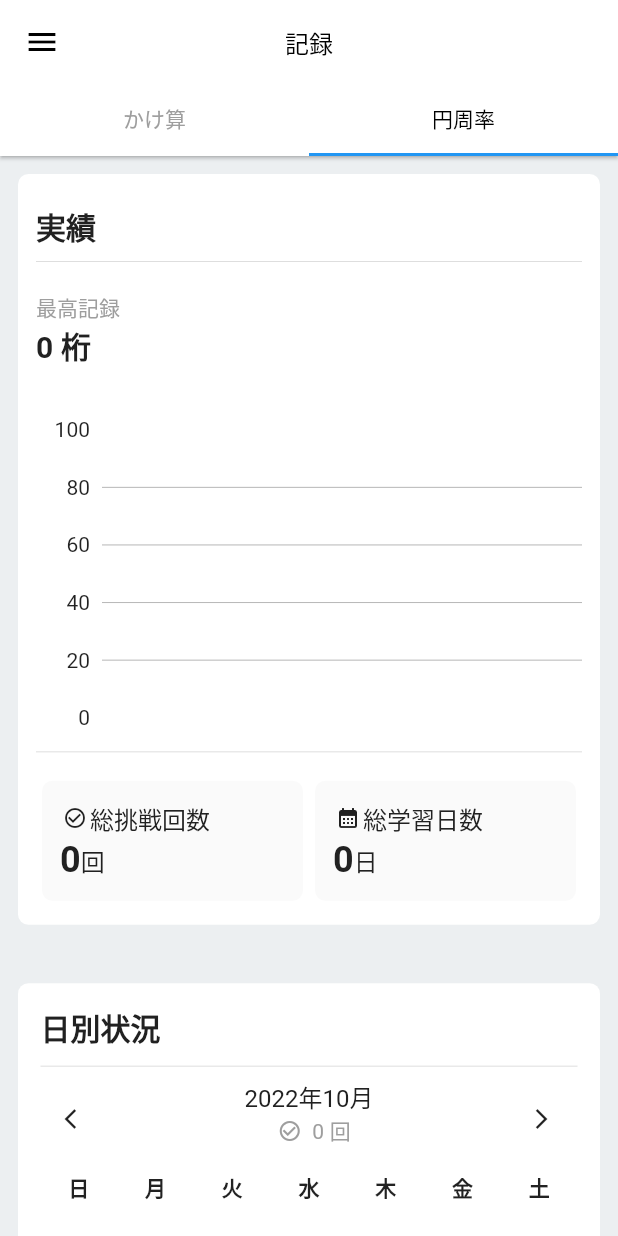
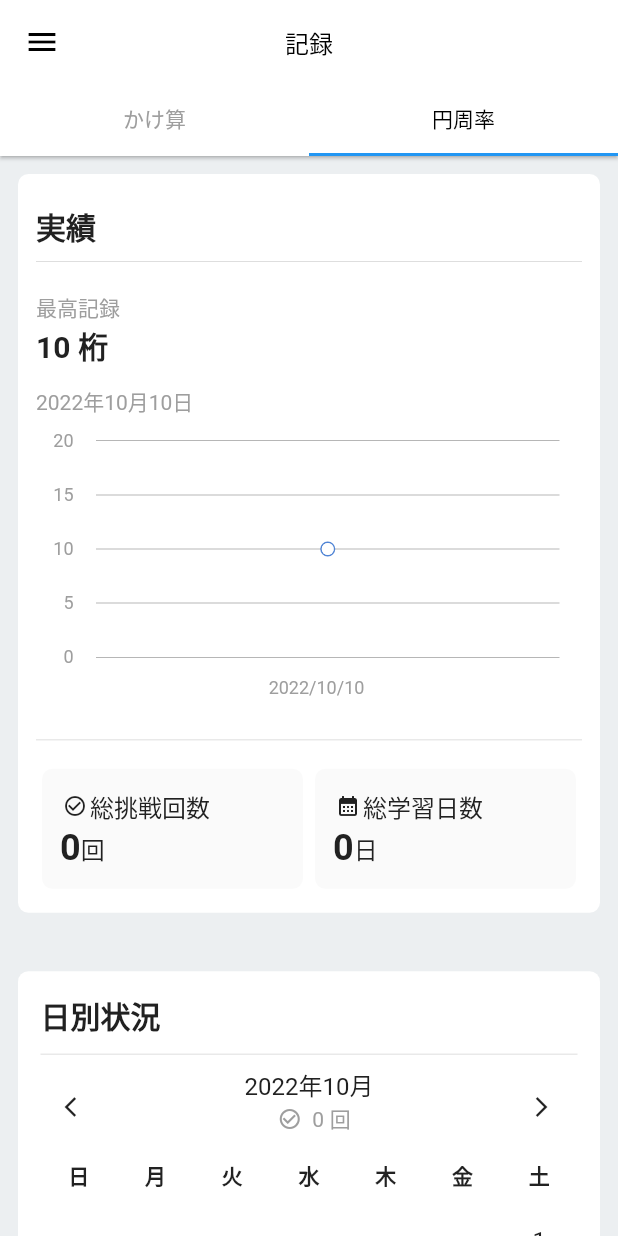
Before and after one commit to matsumo-and/Flutter_Pi_Memorization, a Flutter app: the ProgressRecord screen opened directly, tab 2 chosen, on a phone screen of 412 x 824 dp. Run offline on Flutter 3.47's test engine with Material 2 defaults, Android fonts, the phone set to English and light mode, and no system bars; drawn by our look-alikes of fl_chart; our stand-ins replace flutter_riverpod, flutter_svg, freezed_annotation, google_fonts, hive, hive_flutter and 1 more; accounts and stored records are empty; key blocks and very long unbroken strings in the code were emptied for the run.

Commit message:
[feat]円周率の最高記録リストをグラフ化する

```diff
--- a/lib/controller/pi_memolization/pi_best_record.dart
+++ b/lib/controller/pi_memolization/pi_best_record.dart
@@ -22,6 +22,8 @@ class PiBestRecordState extends StateNotifier<List<PiBestRecord>> {
     if (fetchedList.isNotEmpty) {
       state = fetchedList;
     }
+
+    state = [PiBestRecord(date: '20221010', bestRecord: 10)];
   }
 
   void update({required int bestRecord}) async {
--- a/lib/view/progress_record/pi_memorization/charts.dart
+++ b/lib/view/progress_record/pi_memorization/charts.dart
@@ -13,6 +13,7 @@ class PiChart extends ConsumerStatefulWidget {
 
 class PiChartState extends ConsumerState<PiChart> {
   static const gridColor = Color.fromRGBO(158, 158, 158, 1);
+  static const chartColor = Color.fromRGBO(81, 133, 213, 1);
   @override
   void initState() {
     super.initState();
@@ -26,15 +27,81 @@ class PiChartState extends ConsumerState<PiChart> {
   @override
   Widget build(BuildContext context) {
     final bestRecordsState = ref.watch(piBestRecordsListProvider);
+    final bool isListEmpty = bestRecordsState.isEmpty;
 
-    final int lastRecord =
-        bestRecordsState.isEmpty ? 0 : bestRecordsState.last.bestRecord!;
-    final DateTime? lastDate = bestRecordsState.isEmpty
-        ? null
-        : DateTime.parse(bestRecordsState.last.date!);
+    final int lastRecord = isListEmpty ? 0 : bestRecordsState.last.bestRecord!;
+    final DateTime? lastDate =
+        isListEmpty ? null : DateTime.parse(bestRecordsState.last.date!);
     final DateFormat format = DateFormat('yyyy年MM月dd日');
     final String lastDateString =
         lastDate == null ? '' : format.format(lastDate);
+
+    ///グラフの最小値と最大値を決定する。X軸はデフォルトで範囲ギリギリに描画するので左右に一つずつ余分にデータを取る
+    ///Y軸は存在する範囲±１０をキャンバス範囲とする
+    final double minX = isListEmpty ? 0 : -1;
+    final double minY = (lastRecord / 10 - 1).floorToDouble() > 0
+        ? (lastRecord / 10 - 1).floorToDouble() * 10
+        : 0;
+    final double maxX = isListEmpty ? 10 : bestRecordsState.length.toDouble();
+    final double maxY = (lastRecord / 10 + 1).floorToDouble() * 10;
+
+    AxisTitles leftTitles({double? intervals}) {
+      return AxisTitles(
+        sideTitles: SideTitles(
+          reservedSize: 40,
+          interval: intervals,
+          showTitles: true,
+          getTitlesWidget: (value, meta) => Container(
+              alignment: Alignment.centerRight,
+              height: 30,
+              width: 30,
+              margin: const EdgeInsets.only(right: 15),
+              child: Text(
+                value.toInt().toString(),
+                style:
+                    Theme.of(context).textTheme.caption?.copyWith(fontSize: 12),
+              )),
+        ),
+      );
+    }
+
+    AxisTitles bottomTitles({double? intervals}) {
+      String title(double value) {
+        final DateTime date =
+            DateTime.parse(bestRecordsState[value.toInt()].date!);
+        final DateTime? preDate = value == 0
+            ? null
+            : DateTime.parse(bestRecordsState[value.toInt() - 1].date!);
+        final DateFormat dateFormat = date.year == preDate?.year
+            ? DateFormat('MM/dd')
+            : DateFormat('yyyy/MM/dd');
+        final String title = dateFormat.format(date);
+        return title;
+      }
+
+      return AxisTitles(
+        sideTitles: SideTitles(
+          reservedSize: 40,
+          interval: intervals,
+          showTitles: !isListEmpty,
+          getTitlesWidget: (value, meta) {
+            //minX, maxXは余白分のため描画しない
+            if (value == minX || value == maxX) return Container();
+            return Container(
+                alignment: Alignment.centerRight,
+                height: 30,
+                margin: const EdgeInsets.only(right: 15),
+                child: Text(
+                  title(value),
+                  style: Theme.of(context)
+                      .textTheme
+                      .caption
+                      ?.copyWith(fontSize: 12),
+                ));
+          },
+        ),
+      );
+    }
 
     return Column(
       crossAxisAlignment: CrossAxisAlignment.start,
@@ -43,33 +110,40 @@ class PiChartState extends ConsumerState<PiChart> {
         Text('最高記録', style: Theme.of(context).textTheme.caption),
         Text('$lastRecord 桁', style: Theme.of(context).textTheme.headline1),
         Text(lastDateString, style: Theme.of(context).textTheme.caption),
-        SizedBox(
+
+        //折れ線グラフ
+        Container(
             height: 200,
             width: MediaQuery.of(context).size.width,
+            //軸のない上と右側にPaddingを設ける
+            padding: const EdgeInsets.only(top: 15, right: 15),
             child: LineChart(LineChartData(
-              minX: 0,
-              minY: 0,
-              maxX: 100,
-              maxY: 100,
+              minX: minX,
+              minY: minY,
+              maxX: maxX,
+              maxY: maxY,
               lineBarsData: [
                 LineChartBarData(
-                    barWidth: 3.0, // 線の幅
-                    color: const Color.fromRGBO(81, 133, 213, 1),
+                  barWidth: 3.0,
+                  color: chartColor,
                   spots: List.generate(
                       bestRecordsState.length,
                       (index) => FlSpot(index.toDouble(),
-                            bestRecordsState[index].bestRecord!.toDouble())))
+                          bestRecordsState[index].bestRecord!.toDouble())),
+                  dotData: FlDotData(
+                    getDotPainter: (p0, p1, p2, p3) => FlDotCirclePainter(
+                      color: Colors.white,
+                      strokeColor: chartColor,
+                      strokeWidth: 1,
+                    ),
+                  ),
+                )
               ],
               titlesData: FlTitlesData(
                 topTitles: AxisTitles(),
-                bottomTitles: AxisTitles(
-                    axisNameWidget: Row(
-                        children: List.generate(
-                            bestRecordsState.length,
-                            (index) =>
-                                Text('${bestRecordsState[index].date}'))),
-                    axisNameSize: 8),
+                bottomTitles: bottomTitles(intervals: 20),
                 rightTitles: AxisTitles(),
+                leftTitles: leftTitles(),
               ),
               gridData: FlGridData(
                 drawHorizontalLine: true,
@@ -77,8 +151,11 @@ class PiChartState extends ConsumerState<PiChart> {
                 getDrawingHorizontalLine: (_) => FlLine(
                   color: gridColor,
                   strokeWidth: 0.5,
-                      )),
-              borderData: FlBorderData(show: false),
+                ),
+              ),
+              borderData: FlBorderData(
+                  border: const Border.symmetric(
+                      horizontal: BorderSide(color: gridColor, width: 0.5))),
             ))),
       ],
     );
```
Lines whose indentation alone changed are shown as unchanged.
